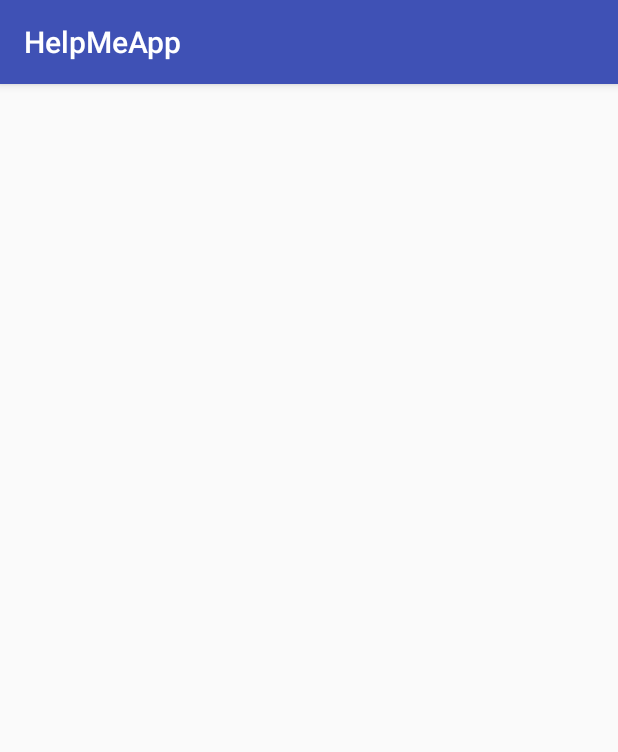
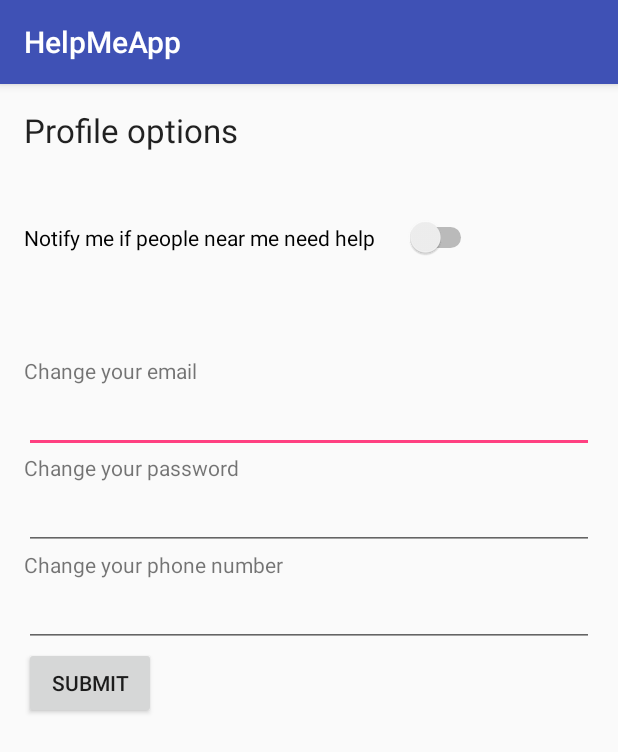
Before and after one commit to prisas/HelpMeApp, an Android app: the OptionsActivity screen opened directly, with no data from a screen before it, on a phone screen of 412 x 824 dp. Shown: the top 752 px of the screen. Run offline under Robolectric (Android 15) with nearby library versions, the phone set to English and light mode, and no system bars.

Commit message:
Commit de activity_options.xml

```diff
--- a/App/app/src/main/res/layout/activity_options.xml
+++ b/App/app/src/main/res/layout/activity_options.xml
@@ -1,12 +1,86 @@
 <?xml version="1.0" encoding="utf-8"?>
-<RelativeLayout xmlns:android="http://schemas.android.com/apk/res/android"
+<LinearLayout xmlns:android="http://schemas.android.com/apk/res/android"
     xmlns:tools="http://schemas.android.com/tools"
     android:layout_width="match_parent"
     android:layout_height="match_parent"
+    android:orientation="vertical"
     android:paddingBottom="@dimen/activity_vertical_margin"
     android:paddingLeft="@dimen/activity_horizontal_margin"
     android:paddingRight="@dimen/activity_horizontal_margin"
     android:paddingTop="@dimen/activity_vertical_margin"
-    tools:context="com.helpmeapp.gtbcn.helpmeapp.OptionsActivity">
+    tools:context="com.helpmeapp.gtbcn.helpmeapp.OptionsActivity"
+    android:weightSum="1">
 
-</RelativeLayout>
+    <TextView
+        android:layout_width="wrap_content"
+        android:layout_height="wrap_content"
+        android:textAppearance="?android:attr/textAppearanceLarge"
+        android:text="Profile options"
+        android:id="@+id/textView2" />
+
+    <Space
+        android:layout_width="match_parent"
+        android:layout_height="wrap_content"
+        android:layout_gravity="center_horizontal"
+        android:layout_weight="0.10" />
+
+    <Switch
+        android:layout_width="wrap_content"
+        android:layout_height="wrap_content"
+        android:switchPadding="20dp"
+        android:text="Notify me if people near me need help"
+        android:id="@+id/switch1"
+        android:checked="false" />
+
+    <Space
+        android:layout_width="match_parent"
+        android:layout_height="wrap_content"
+        android:layout_gravity="center_horizontal"
+        android:layout_weight="0.15" />
+
+    <TextView
+        android:layout_width="wrap_content"
+        android:layout_height="wrap_content"
+        android:textAppearance="?android:attr/textAppearanceSmall"
+        android:text="Change your email"
+        android:id="@+id/textView3" />
+
+    <EditText
+        android:layout_width="match_parent"
+        android:layout_height="wrap_content"
+        android:inputType="textEmailAddress"
+        android:ems="10"
+        android:id="@+id/editEmail" />
+
+    <TextView
+        android:layout_width="wrap_content"
+        android:layout_height="wrap_content"
+        android:text="Change your password"
+        android:id="@+id/textView4" />
+
+    <EditText
+        android:layout_width="match_parent"
+        android:layout_height="wrap_content"
+        android:inputType="textPassword"
+        android:ems="10"
+        android:id="@+id/editPass" />
+
+    <TextView
+        android:layout_width="wrap_content"
+        android:layout_height="wrap_content"
+        android:text="Change your phone number"
+        android:id="@+id/textView5" />
+
+    <EditText
+        android:layout_width="match_parent"
+        android:layout_height="wrap_content"
+        android:inputType="phone"
+        android:ems="10"
+        android:id="@+id/editPhone" />
+
+    <Button
+        android:layout_width="wrap_content"
+        android:layout_height="wrap_content"
+        android:text="SUBMIT"
+        android:id="@+id/button" />
+</LinearLayout>
```
Also changed, not shown: App/app/gradle/wrapper/gradle-wrapper.properties (added), 3 other files.
